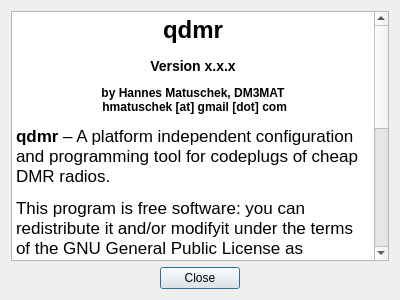
Above: shared/aboutdialog.ui from hmatuschek/qdmr before the change. Below: the same form after it.
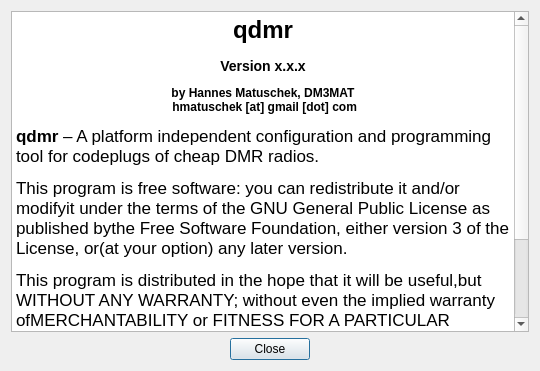
That is the form after the change. Icons and pictures are not drawn.

Patch:
```diff
--- a/shared/aboutdialog.ui
+++ b/shared/aboutdialog.ui
@@ -6,8 +6,8 @@
    <rect>
     <x>0</x>
     <y>0</y>
-    <width>400</width>
-    <height>300</height>
+    <width>540</width>
+    <height>371</height>
    </rect>
   </property>
   <property name="windowTitle">
```
